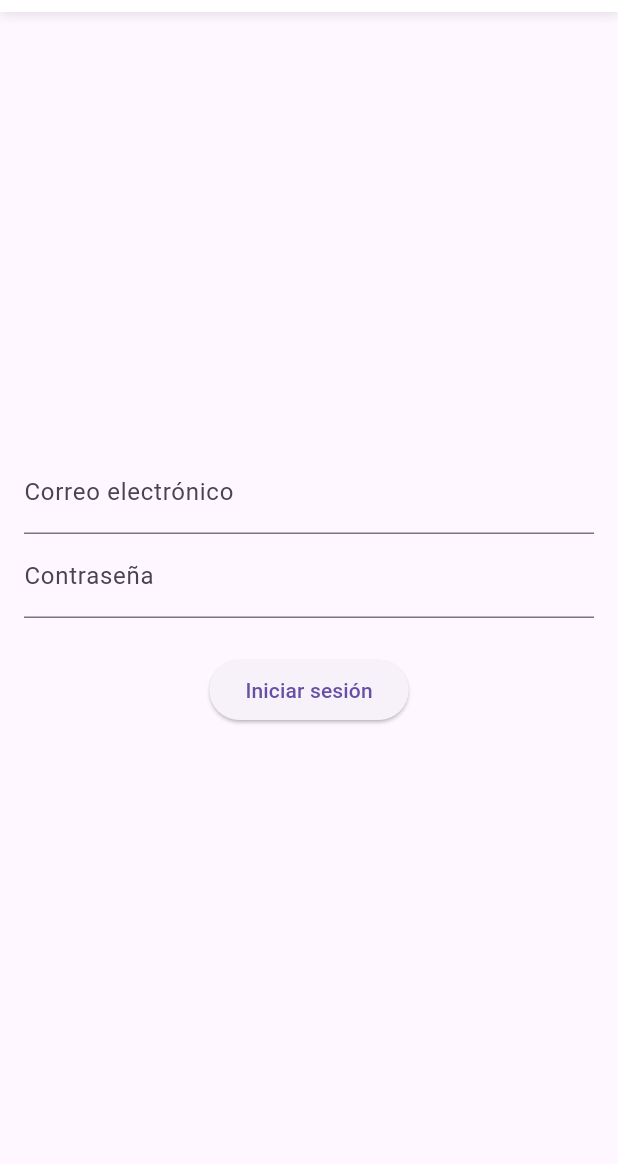
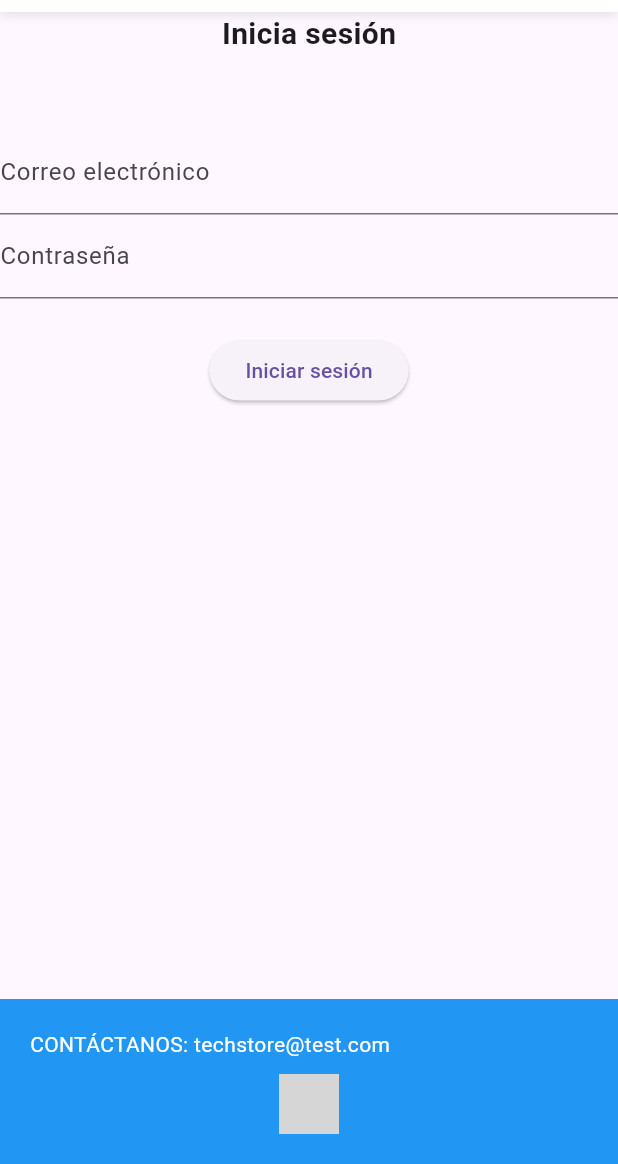
Before and after one commit to 000234768/examen3_computacion_movil, a Flutter app: the screen it shows after launch, on a phone screen of 412 x 824 dp, the part 72-1236 px from its top. Run offline on Flutter 3.47's test engine with Material 3 defaults, Android fonts, the phone set to English and light mode, and no system bars; our stand-ins replace firebase_auth, firebase_core; accounts and stored records are empty; network calls fail; grey boxes are pictures that could not be loaded.

Commit message:
update registro_cliente y login con footer

```diff
--- a/aplicacion_prueba3/lib/pages/ingreso_cliente.dart
+++ b/aplicacion_prueba3/lib/pages/ingreso_cliente.dart
@@ -1,11 +1,11 @@
 import 'package:flutter/material.dart';
 import 'package:firebase_auth/firebase_auth.dart';
+import '../widgets/footer.dart';
 import '../widgets/login_header.dart';
 import 'home.dart';
 
-
 class LoginPage extends StatelessWidget {
-  LoginPage({super.key});
+  LoginPage({Key? key});
 
   final TextEditingController _emailController = TextEditingController();
   final TextEditingController _passwordController = TextEditingController();
@@ -20,7 +20,6 @@ class LoginPage extends StatelessWidget {
         password: password,
       );
 
-
       Navigator.pushReplacementNamed(context, '/home');
     } catch (error) {
       print('Error al iniciar sesión: $error');
@@ -29,14 +28,14 @@ class LoginPage extends StatelessWidget {
         context: context,
         builder: (BuildContext context) {
           return AlertDialog(
-          title: Text('Error'),
-          content: Text('Credenciales inválidas'),
+            title: const Text('Error'),
+            content: const Text('Credenciales inválidas'),
             actions: <Widget>[
               TextButton(
                 onPressed: () {
                   Navigator.of(context).pop();
                 },
-              child: Text('Cerrar'),
+                child: const Text('Cerrar'),
               ),
             ],
           );
@@ -49,28 +48,37 @@ class LoginPage extends StatelessWidget {
   Widget build(BuildContext context) {
     return Scaffold(
       appBar: const MyLoginHeader(),
-      body: Padding(
-        padding: const EdgeInsets.all(16.0),
-        child: Column(
+      body: Column(
         crossAxisAlignment: CrossAxisAlignment.center,
         mainAxisAlignment: MainAxisAlignment.center,
         children: <Widget>[
+          const Text(
+            'Inicia sesión',
+            style: TextStyle(
+              fontSize: 20.0,
+              fontWeight: FontWeight.bold,
+            ),
+          ),
+          const SizedBox(height: 50.0),
           TextField(
             controller: _emailController,
-              decoration: InputDecoration(labelText: 'Correo electrónico'),
+            decoration: const InputDecoration(labelText: 'Correo electrónico'),
           ),
           TextField(
             controller: _passwordController,
-              decoration: InputDecoration(labelText: 'Contraseña'),
+            decoration: const InputDecoration(labelText: 'Contraseña'),
             obscureText: true,
           ),
-            SizedBox(height: 24.0),
+          const SizedBox(height: 24.0),
           ElevatedButton(
             onPressed: () => _signIn(context),
-              child: Text('Iniciar sesión'),
+            child: const Text('Iniciar sesión'),
           ),
+          const Expanded(
+            child: SizedBox(), // Widget para ocupar el espacio restante
+          ),
+          const MyFooter(),
         ],
-        ),
       ),
     );
   }
--- a/aplicacion_prueba3/lib/widgets/login_header.dart
+++ b/aplicacion_prueba3/lib/widgets/login_header.dart
@@ -7,7 +7,7 @@ class MyLoginHeader extends StatelessWidget implements PreferredSizeWidget {
   Widget build(BuildContext context) {
     return Container(
       padding: EdgeInsets.only(top: MediaQuery.of(context).padding.top),
-      height: kToolbarHeight + 20, // Altura fija de la barra de encabezado
+      height: kToolbarHeight + 10,
       decoration: BoxDecoration(
         color: Colors.white,
         boxShadow: [
```
Also changed, not shown: aplicacion_prueba3/lib/pages/registro_cliente.dart (+83 -3 lines). Lines whose indentation alone changed are shown as unchanged.
